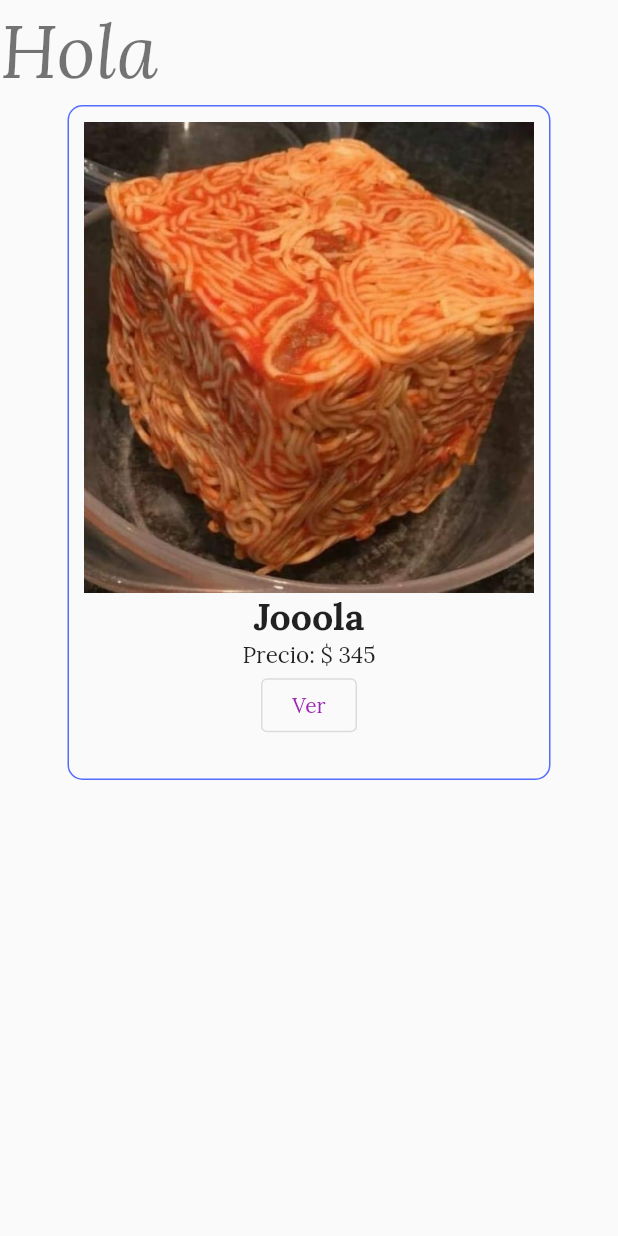
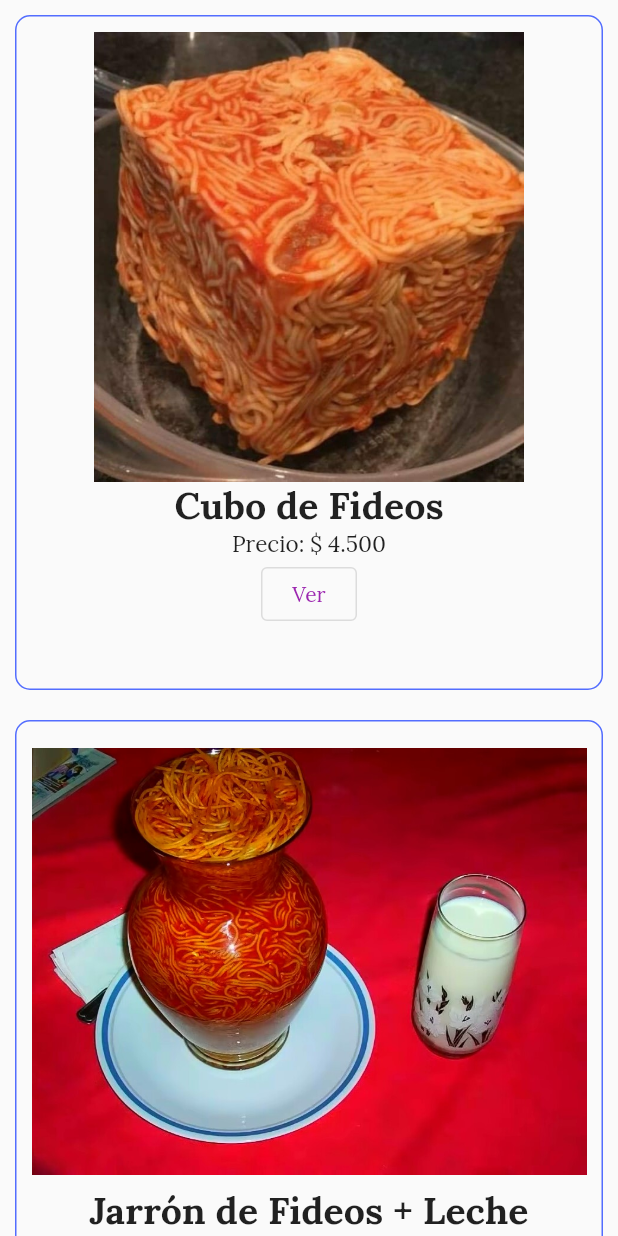
Before and after one commit to dima-RE/dam-t1, a Flutter app: the TabProductos widget shown alone on an empty page, opened directly, on a phone screen of 412 x 824 dp. Run offline on Flutter 3.47's test engine with Material 2 defaults, Android fonts, the phone set to English and light mode, and no system bars; our stand-ins replace material_design_icons_flutter.

Commit message:
Crear Widget para Productos

```diff
--- a/lib/main.dart
+++ b/lib/main.dart
@@ -1,5 +1,6 @@
 import 'package:flutter/material.dart';
 import 'package:project_02/pages/home_page.dart';
+import 'package:project_02/widgets/producto_preview.dart';
 
 void main() {
   runApp(const MyApp());
--- a/lib/pages/home_page.dart
+++ b/lib/pages/home_page.dart
@@ -20,7 +20,7 @@ class _RootPageState extends State<RootPage> {
     {
       'pagina': TabIni(),
       'texto': 'Inicio',
-      'icono': MdiIcons.handHeartOutline,
+      'icono': MdiIcons.homeOutline,
       'color': 0xFFA83279,
     },
     {
--- a/lib/pages/tabs/productos_tab.dart
+++ b/lib/pages/tabs/productos_tab.dart
@@ -1,28 +1,41 @@
 import 'package:flutter/material.dart';
-import 'package:project_02/widgets/producto_preview.dart';
+import 'package:project_02/widgets/producto_card.dart';
 
 class TabProductos extends StatelessWidget {
-  const TabProductos({Key? key}) : super(key: key);
+  //const TabProductos({Key? key}) : super(key: key);
+
+  var productos = [
+    {
+      'img': 'p1',
+      'nom': 'Cubo de Fideos',
+      'prec': '4.500',
+    },
+    {
+      'img': 'p2',
+      'nom': 'Jarrón de Fideos + Leche',
+      'prec': '6.500',
+    },
+    {
+      'img': 'p3',
+      'nom': 'Vasorguesa',
+      'prec': '9.000',
+    },
+  ];
 
   @override
   Widget build(BuildContext context) {
-    return Column(
-      children: [
-        Row(
+    return ListView(
+      children: productos.map<Widget>((pr) {
+        return Column(
           children: [
-            Text(
-              'Hola',
-              style: Theme.of(context).textTheme.headline1,
+            ProductoCard(
+              img: pr['img'].toString(),
+              nom: pr['nom'].toString(),
+              prec: pr['prec'].toString(),
             )
           ],
-        ),
-        ProductoPreview(
-          img: "p1",
-          nom: "Jooola",
-          prec: "345",
-          icon: "no hay",
-        ),
-      ],
+        );
+      }).toList(),
     );
   }
 }
--- /dev/null
+++ b/lib/widgets/producto_card.dart
@@ -0,0 +1,66 @@
+import 'package:flutter/material.dart';
+import 'package:project_02/widgets/producto_preview.dart';
+
+class ProductoCard extends StatelessWidget {
+  //const ProductoPreview({Key? key}) : super(key: key);
+  final String img, nom, prec;
+
+  ProductoCard({
+    this.img = "",
+    this.nom = "",
+    this.prec = "",
+  });
+
+  @override
+  Widget build(BuildContext context) {
+    return Container(
+      // Contenedor del elemento
+      margin: EdgeInsets.all(10),
+      padding: EdgeInsets.all(10),
+      width: double.infinity,
+      height: 450,
+      decoration: BoxDecoration(
+        borderRadius: BorderRadius.all(Radius.circular(10.0)),
+        border: Border.all(color: Colors.indigoAccent),
+      ),
+      // Elemento
+      child: Column(
+        children: [
+          Image(
+            height: 300,
+            image: AssetImage('assets/images/productos/$img.jpg'),
+          ),
+          Container(
+            child: Column(
+              children: [
+                Text(
+                  nom,
+                  style: Theme.of(context).textTheme.subtitle1,
+                ),
+                Text(
+                  'Precio: \$ $prec',
+                  style: Theme.of(context).textTheme.bodyText1,
+                ),
+                OutlinedButton(
+                  child: Text('Ver'),
+                  onPressed: () {
+                    Navigator.push(
+                      context,
+                      MaterialPageRoute(
+                          builder: (context) => ProductoPreview(
+                                img: img,
+                                nom: nom,
+                                prec: prec,
+                                det: 'Hola',
+                              )),
+                    );
+                  },
+                ),
+              ],
+            ),
+          ),
+        ],
+      ),
+    );
+  }
+}
--- a/lib/widgets/producto_preview.dart
+++ b/lib/widgets/producto_preview.dart
@@ -2,53 +2,20 @@ import 'package:flutter/material.dart';
 
 class ProductoPreview extends StatelessWidget {
   //const ProductoPreview({Key? key}) : super(key: key);
-  final String img, nom, prec, icon;
+  final String img, nom, prec, det;
 
   ProductoPreview({
     this.img = "",
     this.nom = "",
     this.prec = "",
-    this.icon = "",
+    this.det = "",
   });
 
   @override
   Widget build(BuildContext context) {
-    return Container(
-      // Contenedor del elemento
-      margin: EdgeInsets.all(5),
-      padding: EdgeInsets.all(10),
-      height: 450,
-      decoration: BoxDecoration(
-        borderRadius: BorderRadius.all(Radius.circular(10.0)),
-        border: Border.all(color: Colors.indigoAccent),
-      ),
-      // Elemento
-      child: Column(
-        children: [
-          Image(
-            width: 300,
-            image: AssetImage('assets/images/productos/$img.jpg'),
-          ),
-          Container(
-            child: Column(
-              children: [
-                Text(
-                  nom,
-                  style: Theme.of(context).textTheme.subtitle1,
-                ),
-                Text(
-                  'Precio: \$ $prec',
-                  style: Theme.of(context).textTheme.bodyText1,
-                ),
-                OutlinedButton(
-                  child: Text('Ver'),
-                  onPressed: () {},
-                ),
-              ],
-            ),
-          ),
-        ],
-      ),
+    return Scaffold(
+      appBar: AppBar(title: Text('Hola')),
+      body: Center(child: Text(img)),
     );
   }
 }
```
